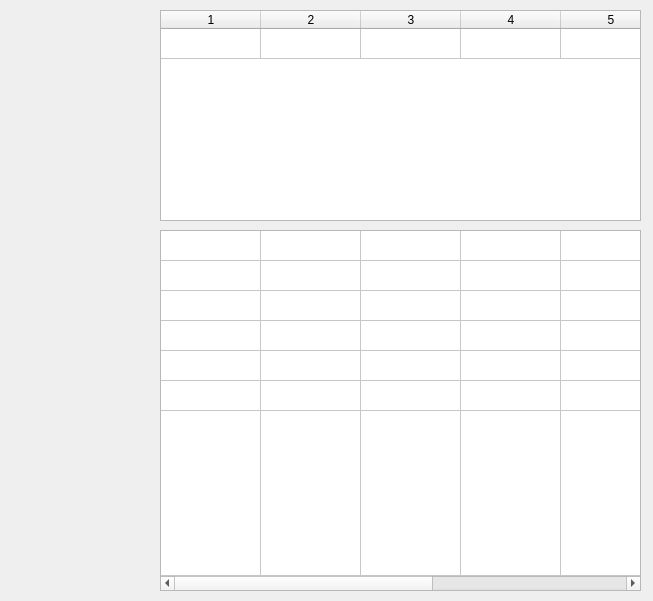
Above: AraSteamManager/subform/formtablesheaders.ui from Arankir/AraSteamManager before the change. Below: the same form after it.
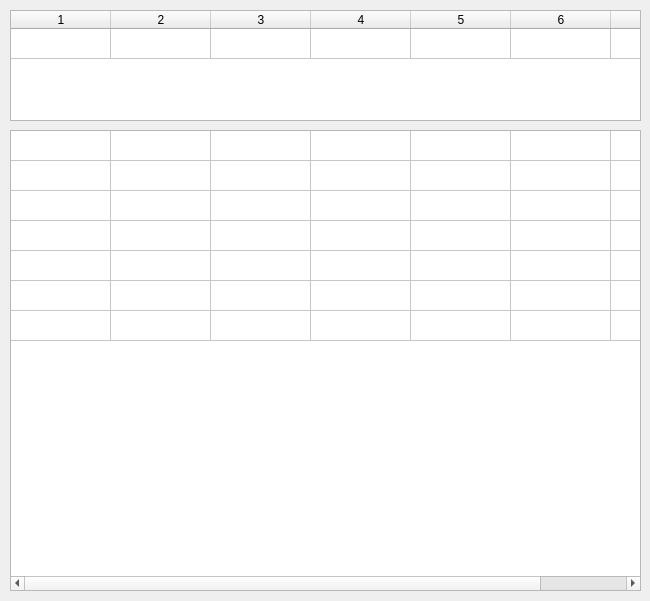
That is the form after the change.

```diff
--- a/AraSteamManager/subform/formtablesheaders.ui
+++ b/AraSteamManager/subform/formtablesheaders.ui
@@ -6,7 +6,7 @@
    <rect>
     <x>0</x>
     <y>0</y>
-    <width>653</width>
+    <width>650</width>
     <height>601</height>
    </rect>
   </property>
@@ -16,10 +16,10 @@
   <widget class="QTableWidget" name="TableWidgetHorizontalHeader">
    <property name="geometry">
     <rect>
-     <x>160</x>
+     <x>10</x>
      <y>10</y>
-     <width>481</width>
-     <height>211</height>
+     <width>631</width>
+     <height>111</height>
     </rect>
    </property>
    <property name="horizontalScrollBarPolicy">
@@ -52,10 +52,10 @@
   <widget class="QTableWidget" name="TableWidgetContent">
    <property name="geometry">
     <rect>
-     <x>160</x>
-     <y>230</y>
-     <width>481</width>
-     <height>361</height>
+     <x>10</x>
+     <y>130</y>
+     <width>631</width>
+     <height>461</height>
     </rect>
    </property>
    <property name="sortingEnabled">
@@ -76,9 +76,6 @@
    <attribute name="verticalHeaderVisible">
     <bool>false</bool>
    </attribute>
-   <attribute name="verticalHeaderStretchLastSection">
-    <bool>true</bool>
-   </attribute>
    <row/>
    <row/>
    <row/>
```
